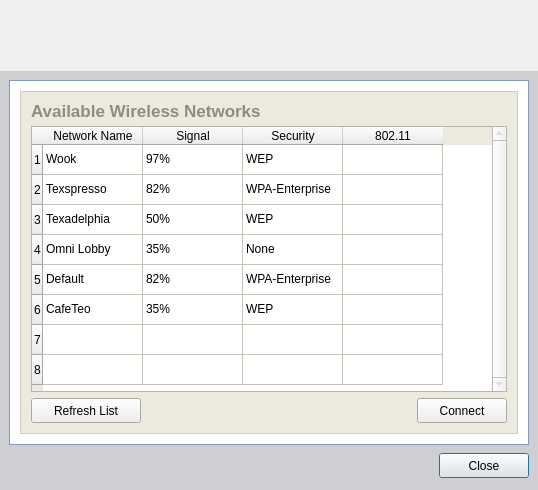
Above: xsupplicant-ui/Skins/Default/SSIDListWindow.ui from Zero3K/xsupplicant before the change. Below: the same form after it.
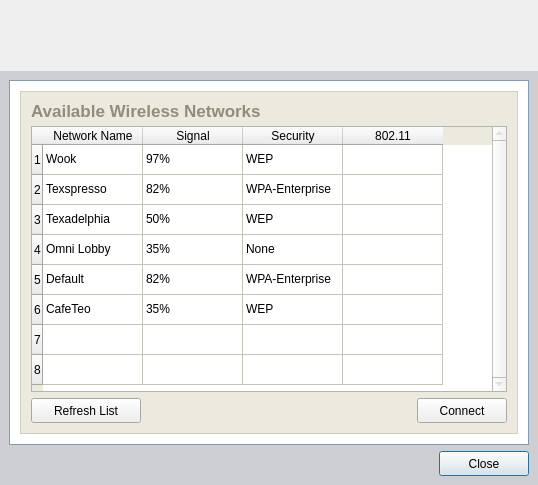
That is the form after the change. Icons and pictures are not drawn.

Commit message: Remove whitespace from dialog

```diff
--- a/xsupplicant-ui/Skins/Default/SSIDListWindow.ui
+++ b/xsupplicant-ui/Skins/Default/SSIDListWindow.ui
@@ -9,19 +9,19 @@
     <x>0</x>
     <y>0</y>
     <width>538</width>
-    <height>490</height>
+    <height>485</height>
    </rect>
   </property>
   <property name="minimumSize" >
    <size>
     <width>538</width>
-    <height>490</height>
+    <height>485</height>
    </size>
   </property>
   <property name="maximumSize" >
    <size>
     <width>538</width>
-    <height>490</height>
+    <height>485</height>
    </size>
   </property>
   <property name="windowTitle" >
@@ -976,13 +976,13 @@
         <property name="minimumSize" >
          <size>
           <width>16</width>
-          <height>30</height>
+          <height>25</height>
          </size>
         </property>
         <property name="maximumSize" >
          <size>
           <width>16777215</width>
-          <height>30</height>
+          <height>25</height>
          </size>
         </property>
         <property name="frameShape" >
```
